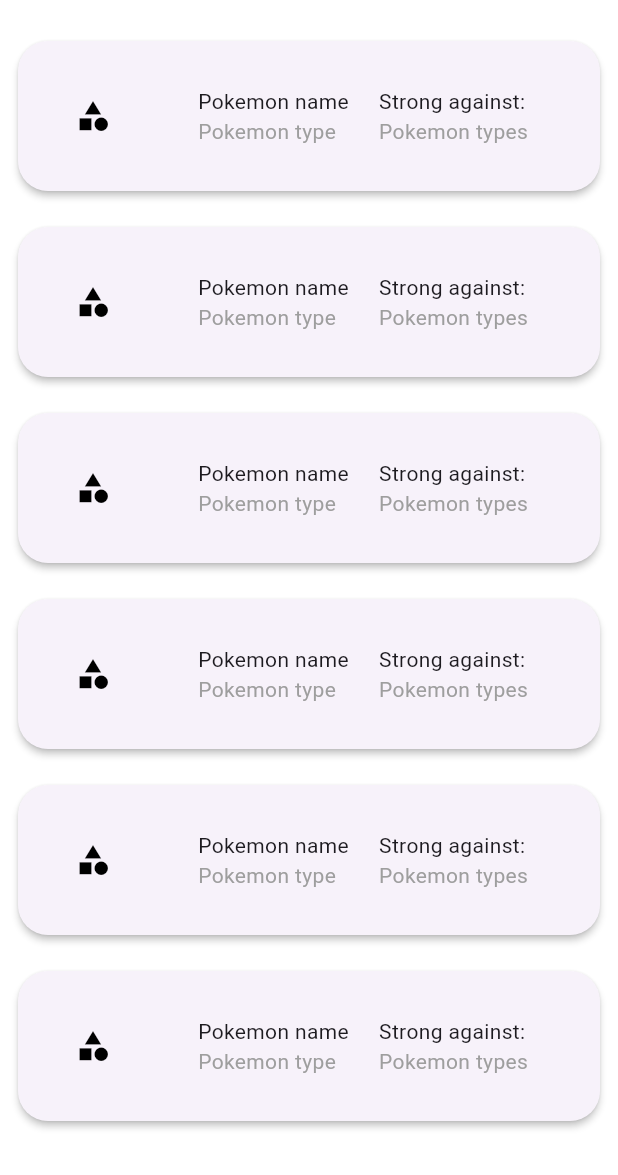
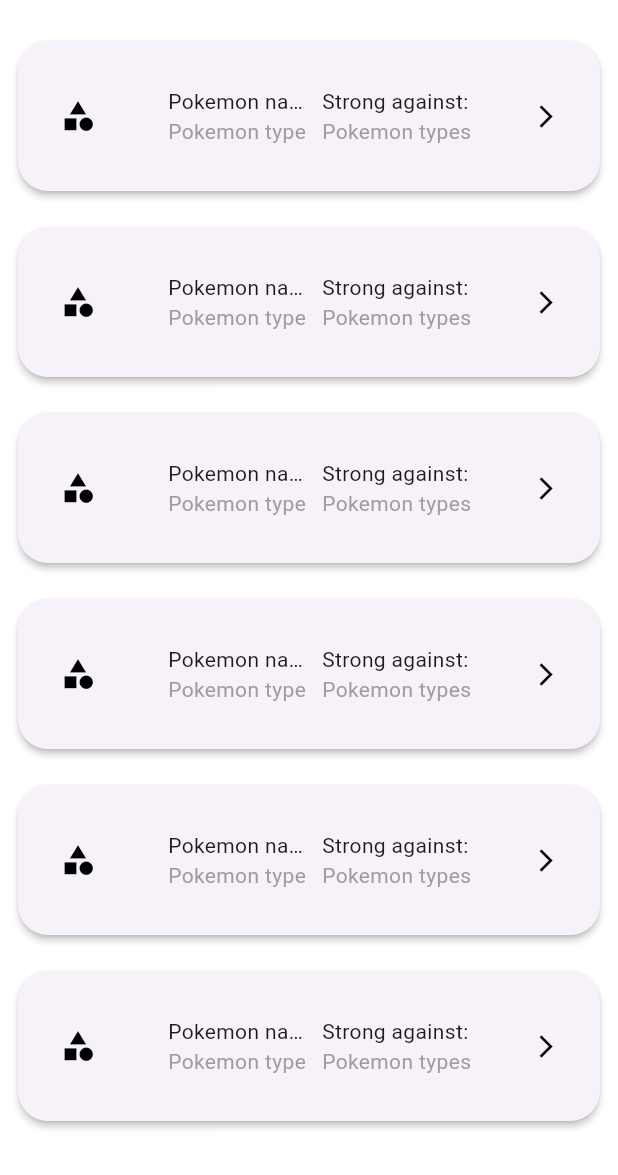
Before and after one commit to Idanmal8/Pokemon_Knox, a Flutter app: the screen it shows after launch, on a phone screen of 412 x 824 dp, the part 61-1236 px from its top. Run offline on Flutter 3.47's test engine with Material 3 defaults, Android fonts, the light colour scheme and no system bars; network calls fail.

Commit message:
keep working

```diff
--- a/lib/pages/my_team_list_screen/widget/pokemon_card_tile.dart
+++ b/lib/pages/my_team_list_screen/widget/pokemon_card_tile.dart
@@ -24,10 +24,12 @@
         elevation: 2,
         child: GestureDetector(
           onTap: onTap,
-          child: Row(
+          child: Stack(
+            children: [
+              Row(
                 children: [
                   Container(
-                width: 100,
+                    width: 80,
                     height: 100,
                     decoration: BoxDecoration(
                       borderRadius: BorderRadius.circular(20),
@@ -35,7 +37,7 @@
                     child: pokemon != null
                         ? Image.network(
                             pokemon?.frontDefaultSprite ?? '',
-                        fit: BoxFit.fitWidth,
+                            fit: BoxFit.contain,
                           )
                         : const Icon(Icons.category_sharp),
                   ),
@@ -49,13 +51,15 @@
                         pokemon != null
                             ? Text(pokemon!.name,
                                 overflow: TextOverflow.ellipsis,
-                            style: Theme.of(context).textTheme.headlineLarge)
+                                style:
+                                    Theme.of(context).textTheme.headlineLarge)
                             : const Text('Pokemon name',
                                 overflow: TextOverflow.ellipsis),
                         pokemon != null
                             ? Text(
                                 pokemon!.types.first,
-                            style: Theme.of(context).textTheme.headlineSmall,
+                                style:
+                                    Theme.of(context).textTheme.headlineSmall,
                               )
                             : const Text(
                                 'Pokemon type',
@@ -65,18 +69,19 @@
                       ],
                     ),
                   ),
-              const SizedBox(width: 20),
+                  const SizedBox(width: 10),
                   Expanded(
+                    flex: 2,
                     child: Column(
                       crossAxisAlignment: CrossAxisAlignment.start,
                       children: [
                         const Text('Strong against:',
                             overflow: TextOverflow.ellipsis),
                         Wrap(
-                      alignment: WrapAlignment
-                          .start, // Aligns children to the start of the wrap
-                      spacing: 1.0, // Horizontal space between the badges
-                      children: pokemon != null && pokemon!.weaknesses.isNotEmpty
+                          alignment: WrapAlignment.start,
+                          spacing: 0.0,
+                          children: pokemon != null &&
+                                  pokemon!.weaknesses.isNotEmpty
                               ? pokemon!.weaknesses
                                   .take(
                                       2) // We only take two types as per your requirement
@@ -99,6 +104,37 @@
                   ),
                 ],
               ),
+              Positioned(
+                right: 4, // Adjust the padding as needed
+                top: 0,
+                bottom: 0,
+                child: OutlinedButton(
+                  style: ButtonStyle(
+                    padding: MaterialStateProperty.all(
+                        const EdgeInsets.symmetric(vertical: 30.0)),
+                    shape: MaterialStateProperty.all(
+                      RoundedRectangleBorder(
+                          borderRadius: BorderRadius.circular(20)),
+                    ),
+                    side: MaterialStateProperty.all(BorderSide(
+                        color: Colors.transparent)), // Transparent border
+                    backgroundColor: MaterialStateProperty.all(
+                        Colors.transparent), // Transparent background
+                    overlayColor: MaterialStateProperty.all(Colors.transparent
+                        .withOpacity(0.1)), // Slight overlay color on press
+                  ),
+                  onPressed: () {
+                    // Specific function for this button
+                    print('Right side button tapped');
+                  },
+                  child: const Icon(
+                    Icons.arrow_forward_ios,
+                    color: Colors.black,
+                  ),
+                ),
+              ),
+            ],
+          ),
         ),
       ),
     );
```
Lines whose indentation alone changed are shown as unchanged.
